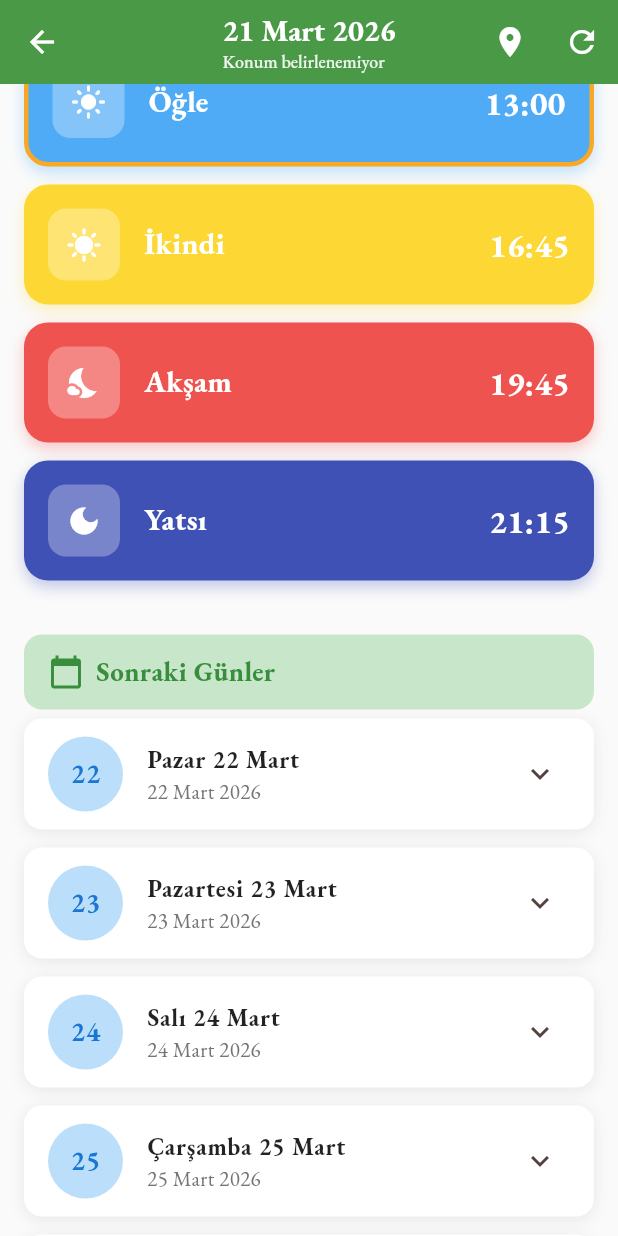
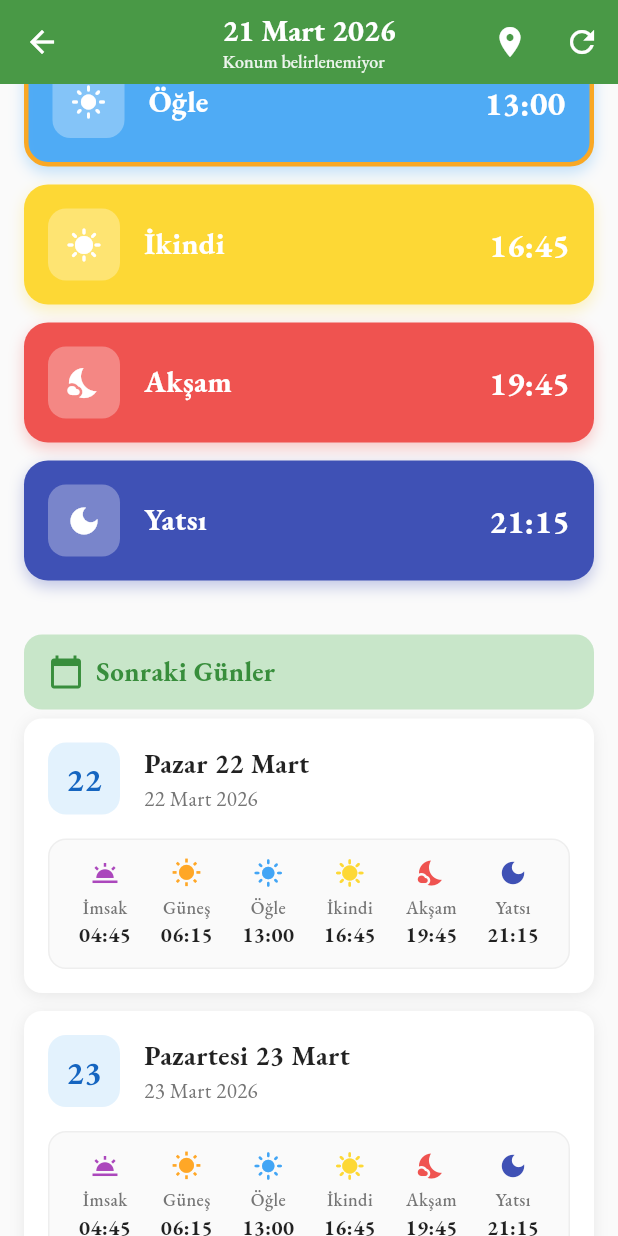
Before and after one commit to AbdullahDOGAN1/dijital-dini-takvim-yeni-, a Flutter app: the PrayerTimesListScreen screen opened directly, scrolled down 576 dp, on a phone screen of 412 x 824 dp. Run offline on Flutter 3.47's test engine with Material 3 defaults, Android fonts, the phone set to English and light mode, and no system bars; our stand-ins replace animated_bottom_navigation_bar, audioplayers, file_picker, flutter_compass, flutter_local_notifications, flutter_staggered_animations and 9 more; missing offline and left inert: flutter_background_service, home_widget; accounts and stored records are empty; network calls fail.

Commit message:
fix(prayer_times): Diyanet API il kodları düzeltildi, doğru veriler çekiliyor

```diff
--- a/lib/features/prayer_times/screens/prayer_times_list_screen.dart
+++ b/lib/features/prayer_times/screens/prayer_times_list_screen.dart
@@ -745,17 +745,37 @@ class _PrayerTimesListScreenState extends State<PrayerTimesListScreen>
       final targetDate = today.add(Duration(days: i));
       final targetDay = targetDate.day;
 
-      // Aylık verilerden bu günü bul - hem "4" hem "04" formatını kontrol et
+      // Aylık verilerden bu günü bul
       for (final prayer in _monthlyPrayerTimes) {
+        int prayerDay = 0;
+
+        // 1. gregorianDate parse (e.g., 21.03.2026)
+        if (prayer.gregorianDate != null && prayer.gregorianDate!.day.isNotEmpty) {
+          // If the day property is still in format DD.MM.YYYY due to parsing limitations
+          if (prayer.gregorianDate!.day.contains('.')) {
+            prayerDay = int.tryParse(prayer.gregorianDate!.day.split('.')[0]) ?? 0;
+          } else {
+            prayerDay = int.tryParse(prayer.gregorianDate!.day) ?? 0;
+          }
+        }
+
+        // 2. Fallback to prayer.date (e.g. "21.03.2026" or "21 March")
+        if (prayerDay == 0 && prayer.date.isNotEmpty) {
+          if (prayer.date.contains('.')) {
+             prayerDay = int.tryParse(prayer.date.split('.')[0]) ?? 0;
+          } else if (prayer.date.contains('-')) {
+             prayerDay = int.tryParse(prayer.date.split('-').last) ?? 0;
+          } else {
              final prayerDateParts = prayer.date.split(' ');
              if (prayerDateParts.isNotEmpty) {
-          final dayPart = prayerDateParts[0]; // "04" veya "4"
-          final prayerDay = int.tryParse(dayPart) ?? 0;
+                prayerDay = int.tryParse(prayerDateParts[0]) ?? 0;
+             }
+          }
+        }
 
         if (prayerDay == targetDay) {
           nextDays.add(prayer);
           break;
-          }
         }
       }
     }
@@ -807,88 +827,107 @@ class _PrayerTimesListScreenState extends State<PrayerTimesListScreen>
               ),
             ],
           ),
-          child: ExpansionTile(
-            leading: Container(
-              width: 50,
-              height: 50,
+          child: Padding(
+            padding: const EdgeInsets.all(16.0),
+            child: Column(
+              crossAxisAlignment: CrossAxisAlignment.start,
+              children: [
+                Row(
+                  children: [
+                    Container(
+                      width: 48,
+                      height: 48,
                       decoration: BoxDecoration(
-                color: Colors.blue.shade100,
-                borderRadius: BorderRadius.circular(25),
+                        color: Colors.blue.shade50,
+                        borderRadius: BorderRadius.circular(12),
                       ),
                       child: Center(
                         child: Text(
                           targetDate.day.toString(),
                           style: GoogleFonts.ebGaramond(
-                    fontSize: 18,
+                            fontSize: 22,
                             fontWeight: FontWeight.bold,
-                    color: Colors.blue.shade700,
+                            color: Colors.blue.shade800,
                           ),
                         ),
                       ),
                     ),
-            title: Text(
+                    const SizedBox(width: 16),
+                    Expanded(
+                      child: Column(
+                        crossAxisAlignment: CrossAxisAlignment.start,
+                        children: [
+                          Text(
                             displayText,
                             style: GoogleFonts.ebGaramond(
-                fontSize: 16,
+                              fontSize: 18,
                               fontWeight: FontWeight.bold,
                               color: Colors.black87,
                             ),
                           ),
-            subtitle: Text(
+                          Text(
                             '${targetDate.day} $monthName ${targetDate.year}',
                             style: GoogleFonts.ebGaramond(
                               fontSize: 14,
                               color: Colors.grey.shade600,
                             ),
                           ),
-            children: [
-              Padding(
-                padding: const EdgeInsets.all(16),
-                child: Column(
-                  children: [
-                    _buildNextDayPrayerRow(
-                      'İmsak',
-                      prayer.imsak,
-                      Icons.wb_twilight,
-                      Colors.purple.shade400,
-                    ),
-                    _buildNextDayPrayerRow(
-                      'Güneş',
-                      prayer.gunes,
-                      Icons.wb_sunny,
-                      Colors.orange.shade400,
-                    ),
-                    _buildNextDayPrayerRow(
-                      'Öğle',
-                      prayer.ogle,
-                      Icons.light_mode,
-                      Colors.blue.shade400,
-                    ),
-                    _buildNextDayPrayerRow(
-                      'İkindi',
-                      prayer.ikindi,
-                      Icons.sunny,
-                      Colors.yellow.shade600,
-                    ),
-                    _buildNextDayPrayerRow(
-                      'Akşam',
-                      prayer.aksam,
-                      Icons.nights_stay,
-                      Colors.red.shade400,
-                    ),
-                    _buildNextDayPrayerRow(
-                      'Yatsı',
-                      prayer.yatsi,
-                      Icons.dark_mode,
-                      Colors.indigo.shade500,
-                    ),
                         ],
                       ),
                     ),
                   ],
                 ),
+                const SizedBox(height: 16),
+                Container(
+                  padding: const EdgeInsets.symmetric(vertical: 12),
+                  decoration: BoxDecoration(
+                    color: Colors.grey.shade50,
+                    borderRadius: BorderRadius.circular(12),
+                    border: Border.all(color: Colors.grey.shade200),
+                  ),
+                  child: Row(
+                    mainAxisAlignment: MainAxisAlignment.spaceEvenly,
+                    children: [
+                      _buildSmallPrayerItem('İmsak', prayer.imsak, Icons.wb_twilight, Colors.purple.shade400),
+                      _buildSmallPrayerItem('Güneş', prayer.gunes, Icons.wb_sunny, Colors.orange.shade400),
+                      _buildSmallPrayerItem('Öğle', prayer.ogle, Icons.light_mode, Colors.blue.shade400),
+                      _buildSmallPrayerItem('İkindi', prayer.ikindi, Icons.sunny, Colors.yellow.shade600),
+                      _buildSmallPrayerItem('Akşam', prayer.aksam, Icons.nights_stay, Colors.red.shade400),
+                      _buildSmallPrayerItem('Yatsı', prayer.yatsi, Icons.dark_mode, Colors.indigo.shade500),
+                    ],
+                  ),
+                ),
+              ],
+            ),
+          ),
         );
       }).toList(),
+    );
+  }
+
+  Widget _buildSmallPrayerItem(String name, String time, IconData icon, Color color) {
+    return Column(
+      mainAxisSize: MainAxisSize.min,
+      children: [
+        Icon(icon, size: 20, color: color),
+        const SizedBox(height: 4),
+        Text(
+          name,
+          style: GoogleFonts.ebGaramond(
+            fontSize: 12,
+            color: Colors.grey.shade600,
+            fontWeight: FontWeight.w500,
+          ),
+        ),
+        Text(
+          time,
+          style: GoogleFonts.ebGaramond(
+            fontSize: 14,
+            fontWeight: FontWeight.bold,
+            color: Colors.black87,
+          ),
+        ),
+      ],
     );
   }
 
--- a/lib/services/diyanet_city_mapper.dart
+++ b/lib/services/diyanet_city_mapper.dart
@@ -3,117 +3,105 @@
 /// Maps Turkish city names to Diyanet API city codes
 /// Türkiye için: CountryCode: "2", StateCode: "2"
 class DiyanetCityMapper {
-  // Türkiye için sabit kodlar
   static const String countryCode = '2';
   static const String stateCode = '2';
 
-  // Şehir isimlerinden Diyanet API city code'larına mapping
-  // Bu kodlar functions/index.js'den alındı ve genişletilebilir
   static const Map<String, String> cityCodeMap = {
-    'İstanbul': '9541',
-    'Ankara': '9559',
-    'İzmir': '9552',
-    'Bursa': '9479',
-    'Adana': '9496',
-    'Gaziantep': '9522',
-    'Konya': '9557',
-    'Antalya': '9497',
-    // Daha fazla şehir eklenebilir - API'den çekilebilir
+    'Adana': '9146',
     'Adıyaman': '9158',
     'Afyonkarahisar': '9167',
     'Ağrı': '9185',
+    'Aksaray': '9193',
     'Amasya': '9198',
+    'Ankara': '9206',
+    'Antalya': '9225',
+    'Ardahan': '9238',
     'Artvin': '9246',
     'Aydın': '9252',
     'Balıkesir': '9270',
+    'Bartın': '9285',
+    'Batman': '9288',
+    'Bayburt': '9295',
     'Bilecik': '9297',
     'Bingöl': '9303',
     'Bitlis': '9311',
     'Bolu': '9315',
     'Burdur': '9327',
+    'Bursa': '9335',
     'Çanakkale': '9352',
     'Çankırı': '9359',
     'Çorum': '9370',
     'Denizli': '9392',
     'Diyarbakır': '9402',
+    'Düzce': '9414',
     'Edirne': '9419',
     'Elazığ': '9432',
     'Erzincan': '9440',
     'Erzurum': '9451',
     'Eskişehir': '9470',
-    'Giresun': '9486',
-    'Gümüşhane': '9489',
-    'Hakkari': '9492',
-    'Hakkâri': '9492',
-    'Hatay': '9498',
+    'Gaziantep': '9479',
+    'Giresun': '9494',
+    'Gümüşhane': '9501',
+    'Hakkari': '9507',
+    'Hatay': '20089',
+    'Iğdır': '9522',
     'Isparta': '9528',
-    'İsparta': '9528',
+    'İstanbul': '9541',
+    'İzmir': '9560',
+    'Kahramanmaraş': '9577',
+    'Karabük': '9581',
+    'Karaman': '9587',
     'Kars': '9594',
     'Kastamonu': '9609',
     'Kayseri': '9620',
-    'Kırklareli': '9629',
-    'Kırşehir': '9635',
+    'Kırıkkale': '9635',
+    'Kırklareli': '9638',
+    'Kırşehir': '9646',
+    'Kilis': '9629',
     'Kocaeli': '9654',
+    'Konya': '9676',
     'Kütahya': '9689',
-    'Malatya': '9701',
-    'Manisa': '9708',
-    'Kahramanmaraş': '9716',
+    'Malatya': '9703',
+    'Manisa': '9716',
     'Mardin': '9726',
-    'Muğla': '9731',
-    'Muş': '9747',
-    'Nevşehir': '9754',
-    'Niğde': '9760',
-    'Ordu': '9766',
-    'Rize': '9784',
-    'Sakarya': '9789',
-    'Samsun': '9797',
-    'Siirt': '9807',
-    'Sinop': '9819',
-    'Sivas': '9829',
-    'Tekirdağ': '9849',
-    'Tokat': '9862',
-    'Trabzon': '9879',
-    'Tunceli': '9887',
-    'Şanlıurfa': '9898',
-    'Uşak': '9905',
-    'Van': '9911',
-    'Yozgat': '9919',
-    'Zonguldak': '9930',
-    'Aksaray': '9935',
-    'Bayburt': '9940',
-    'Karaman': '9945',
-    'Kırıkkale': '9950',
-    'Batman': '9955',
-    'Şırnak': '9960',
-    'Bartın': '9965',
-    'Ardahan': '9970',
-    'Iğdır': '9975',
-    'Yalova': '9980',
-    'Karabük': '9985',
-    'Kilis': '9990',
-    'Osmaniye': '9995',
-    'Düzce': '10000',
-    'Mersin': '9516', // İçel olarak da bilinir
-    'İçel': '9516',
+    'Mersin': '9737',
+    'Muğla': '9747',
+    'Muş': '9755',
+    'Nevşehir': '9760',
+    'Niğde': '9766',
+    'Ordu': '9782',
+    'Osmaniye': '9788',
+    'Rize': '9799',
+    'Sakarya': '9807',
+    'Samsun': '9819',
+    'Siirt': '9839',
+    'Sinop': '9847',
+    'Sivas': '9868',
+    'Şanlıurfa': '9831',
+    'Şırnak': '9854',
+    'Tekirdağ': '9879',
+    'Tokat': '9887',
+    'Trabzon': '9905',
+    'Tunceli': '9914',
+    'Uşak': '9919',
+    'Van': '9930',
+    'Yalova': '9935',
+    'Yozgat': '9949',
+    'Zonguldak': '9955',
   };
 
-  /// Get city code for a city name
-  /// Returns null if city not found
   static String? getCityCode(String cityName) {
     return cityCodeMap[cityName];
   }
 
-  /// Check if city is supported
   static bool isCitySupported(String cityName) {
     return cityCodeMap.containsKey(cityName);
   }
 
-  /// Get all supported cities
   static List<String> getSupportedCities() {
     return cityCodeMap.keys.toList()..sort();
   }
 
-  /// Get default city (Ankara) code
   static String getDefaultCityCode() {
     return cityCodeMap['Ankara']!;
   }
--- a/lib/services/diyanet_json_cache_service.dart
+++ b/lib/services/diyanet_json_cache_service.dart
@@ -29,10 +29,21 @@ class DiyanetJsonCacheService {
       final cityBucket = byCityCode[cityCode];
       if (cityBucket is! Map) return null;
 
-      final dayData = cityBucket[date];
+      // Handle both YYYY-MM-DD and DD.MM.YYYY lookups
+      String queryKey = date;
+      if (date.contains('-')) {
+        final p = date.split('-');
+        if (p.length == 3) {
+          queryKey = '${p[2]}.${p[1]}.${p[0]}';
+        }
+      }
+
+      final dayData = cityBucket[queryKey] ?? cityBucket[date];
       if (dayData is! Map) return null;
 
-      return Map<String, dynamic>.from(dayData as Map);
+      final mutableData = Map<String, dynamic>.from(dayData as Map);
+      mutableData['date'] = date; // enforce YYYY-MM-DD inside for API service
+      return mutableData;
     } catch (e) {
       print('❌ JSON cache: Error getting cached prayer times - $e');
       return null;
@@ -57,11 +68,24 @@ class DiyanetJsonCacheService {
 
       final results = <Map<String, dynamic>>[];
       for (final entry in cityBucket.entries) {
-        final dateKey = entry.key.toString();
-        if (dateKey.compareTo(start) >= 0 && dateKey.compareTo(end) <= 0) {
+        final dateKey = entry.key.toString(); // e.g. "21.03.2026"
+
+        // Normalize dateKey to YYYY-MM-DD
+        String ymdKey = dateKey;
+        if (dateKey.contains('.')) {
+          final p = dateKey.split('.');
+          if (p.length == 3) {
+            ymdKey = '${p[2]}-${p[1]}-${p[0]}';
+          }
+        }
+
+        if (ymdKey.compareTo(start) >= 0 && ymdKey.compareTo(end) <= 0) {
           final value = entry.value;
           if (value is Map) {
-            results.add(Map<String, dynamic>.from(value));
+            final mutableValue = Map<String, dynamic>.from(value);
+            mutableValue['date'] = ymdKey; // Provide expected YYYY-MM-DD for PrayerApiService
+            // DO NOT override gregorianDateShort! PrayerTimesModel needs it as DD.MM.YYYY
+            results.add(mutableValue);
           }
         }
       }
@@ -110,7 +134,7 @@ class DiyanetJsonCacheService {
   Future<Map<String, dynamic>?> _loadRemotePrayerWindow() async {
     try {
       final uri = Uri.parse('$_remoteBaseUrl/prayer_times_window.json');
-      final response = await http.get(uri).timeout(const Duration(seconds: 10));
+      final response = await http.get(uri).timeout(const Duration(seconds: 45));
       if (response.statusCode >= 200 && response.statusCode < 300) {
         final decoded = json.decode(response.body);
         if (decoded is Map<String, dynamic>) {
@@ -118,7 +142,8 @@ class DiyanetJsonCacheService {
         }
       }
       return null;
-    } catch (_) {
+    } catch (e) {
+      print('❌ ERROR _loadRemotePrayerWindow failed: $e');
       return null;
     }
   }
@@ -145,12 +170,16 @@ class DiyanetJsonCacheService {
   }
 
   Future<Map<String, dynamic>> _loadLocalPrayerWindow() async {
+    try {
       final data = await rootBundle.loadString(
         'assets/data/diyanet_cache/prayer_times_window.json',
       );
       final decoded = json.decode(data);
       if (decoded is Map<String, dynamic>) {
         return decoded;
+      }
+    } catch (e) {
+      print('❌ ERROR _loadLocalPrayerWindow failed: $e');
     }
     return const {'byCityCode': {}};
   }
--- a/pubspec.yaml
+++ b/pubspec.yaml
@@ -131,6 +131,7 @@ flutter:
   assets:
     - assets/images/
     - assets/data/
+    - assets/data/diyanet_cache/
     - assets/sounds/
 
   # An image asset can refer to one or more resolution-specific "variants", see
```
Lines whose indentation alone changed are shown as unchanged.
